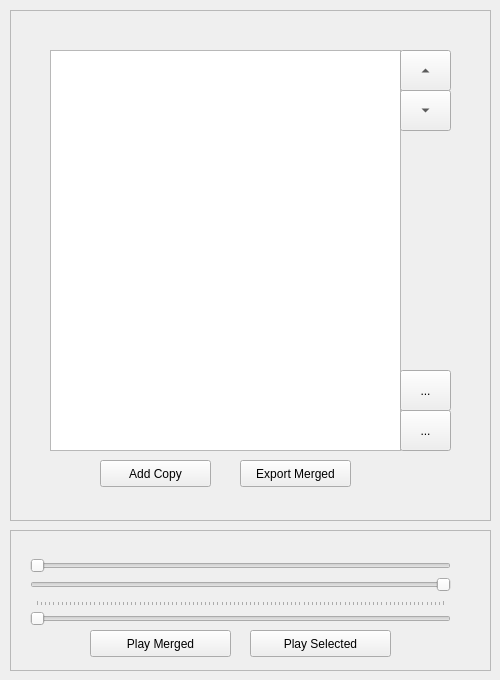
Qt form traj_editor/traj_editor.ui (ankush-me/sandbox444) before a commit.
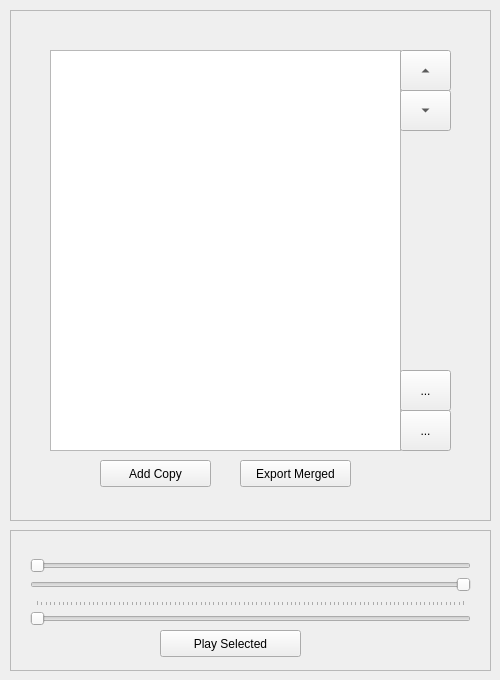
The same form after that commit. Icons and pictures are not drawn.

Commit message: starting and ending labels added.

```diff
--- a/traj_editor/traj_editor.ui
+++ b/traj_editor/traj_editor.ui
@@ -47,7 +47,7 @@
     <widget class="QPushButton" name="playSelectedButton">
      <property name="geometry">
       <rect>
-       <x>240</x>
+       <x>150</x>
        <y>100</y>
        <width>141</width>
        <height>27</height>
@@ -62,7 +62,7 @@
       <rect>
        <x>20</x>
        <y>70</y>
-       <width>421</width>
+       <width>441</width>
        <height>29</height>
       </rect>
      </property>
@@ -73,31 +73,24 @@
       <enum>QSlider::TicksAbove</enum>
      </property>
     </widget>
-    <widget class="QPushButton" name="playButton">
-     <property name="geometry">
-      <rect>
-       <x>80</x>
-       <y>100</y>
-       <width>141</width>
-       <height>27</height>
-      </rect>
-     </property>
-     <property name="text">
-      <string>Play Merged</string>
-     </property>
-    </widget>
     <widget class="QSlider" name="startSlider">
      <property name="geometry">
       <rect>
        <x>20</x>
        <y>20</y>
-       <width>421</width>
+       <width>441</width>
        <height>31</height>
       </rect>
      </property>
      <property name="orientation">
       <enum>Qt::Horizontal</enum>
      </property>
+     <property name="invertedAppearance">
+      <bool>false</bool>
+     </property>
+     <property name="invertedControls">
+      <bool>false</bool>
+     </property>
      <property name="tickPosition">
       <enum>QSlider::NoTicks</enum>
      </property>
@@ -107,7 +100,7 @@
       <rect>
        <x>20</x>
        <y>40</y>
-       <width>421</width>
+       <width>441</width>
        <height>29</height>
       </rect>
      </property>
```
Left out of the diff: 42 changed lines with no effect on the pictures. The commit also changes 2 other files.
